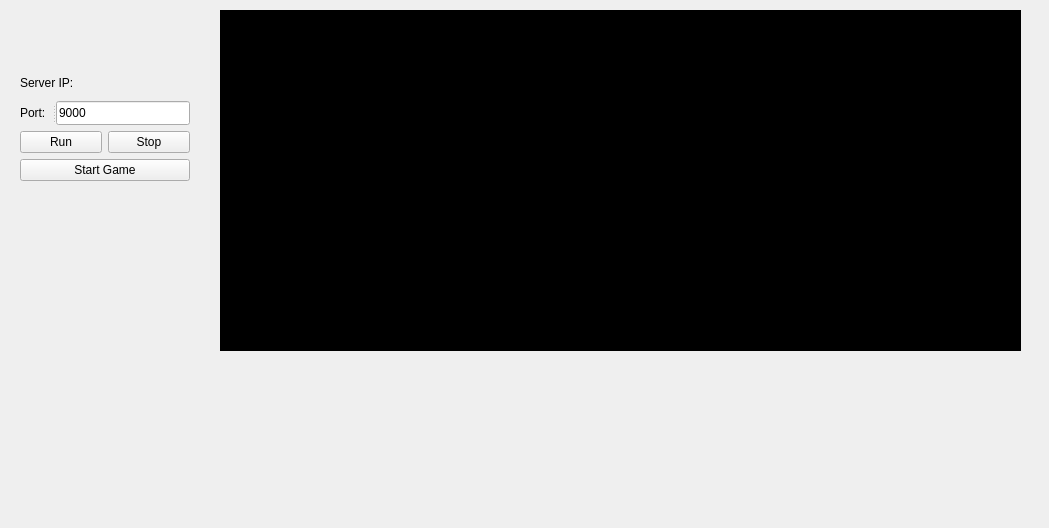
Old version of the form Server/mainWindow.ui in the repository djvra/GalacticDeceit.
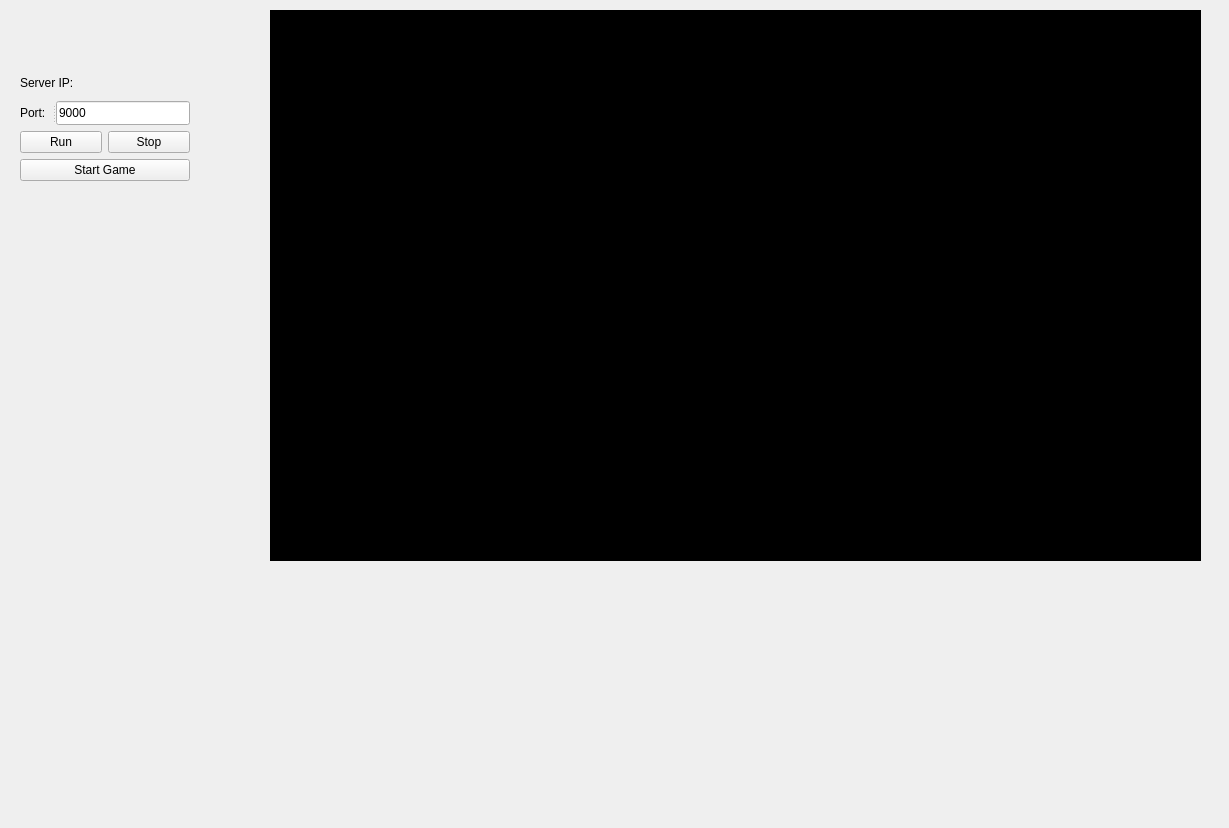
New version of the form.

```diff
--- a/Server/mainWindow.ui
+++ b/Server/mainWindow.ui
@@ -6,8 +6,8 @@
    <rect>
     <x>0</x>
     <y>0</y>
-    <width>1049</width>
-    <height>528</height>
+    <width>1229</width>
+    <height>828</height>
    </rect>
   </property>
   <property name="windowTitle">
@@ -16,8 +16,8 @@
   <widget class="QWidget" name="layoutWidget">
    <property name="geometry">
     <rect>
-     <x>450</x>
-     <y>380</y>
+     <x>440</x>
+     <y>610</y>
      <width>391</width>
      <height>140</height>
     </rect>
@@ -172,10 +172,10 @@
   <widget class="QGraphicsView" name="graphicsView">
    <property name="geometry">
     <rect>
-     <x>220</x>
+     <x>270</x>
      <y>10</y>
-     <width>801</width>
-     <height>341</height>
+     <width>931</width>
+     <height>551</height>
     </rect>
    </property>
    <property name="styleSheet">
```
Left out of the diff: 20 changed lines with no effect on the pictures.
